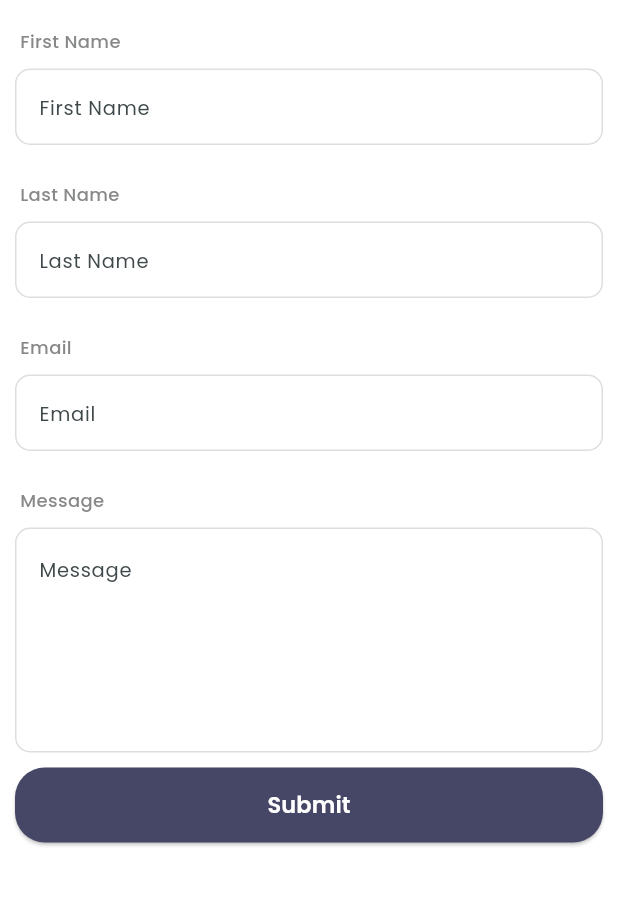
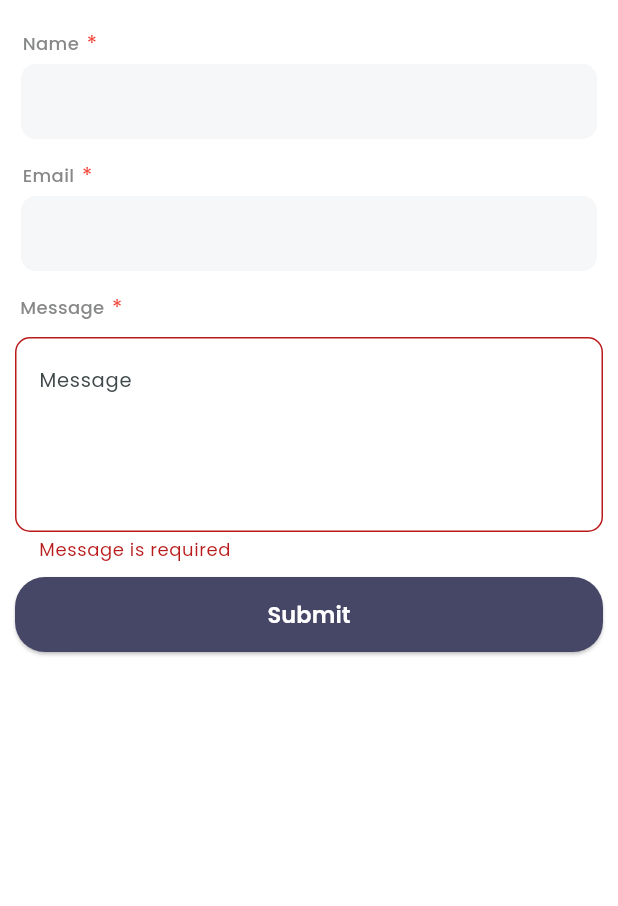
Before and after one commit to ranjithkumar-gitch/sunkonnect, a Flutter app: the ContactUS screen opened directly, after a tap on "Submit", on a phone screen of 412 x 824 dp, the part 290-1196 px from its top. Run offline on Flutter 3.47's test engine with Material 3 defaults, Android fonts, the phone set to English and light mode, and no system bars; our stand-ins replace bot_toast, dotted_border, expandable, file_picker, flutter_advanced_switch, flutter_spinkit and 6 more; missing offline and left inert: flutter_file_downloader; accounts and stored records are empty.

Commit message:
UI edits done

```diff
--- a/lib/sidemenu/contactus.dart
+++ b/lib/sidemenu/contactus.dart
@@ -1,5 +1,6 @@
 import 'package:flutter/material.dart';
 import 'package:google_fonts/google_fonts.dart';
+import 'package:sunkonnect/sharedpreferences/sharedprefences.dart';
 import 'package:sunkonnect/widgets/colors/colors.dart';
 import 'package:sunkonnect/widgets/customappbar.dart';
 import 'package:sunkonnect/widgets/customtext.dart';
@@ -12,6 +13,7 @@ class ContactUS extends StatefulWidget {
 }
 
 class _ContactUSState extends State<ContactUS> {
+    final GlobalKey<FormState> _formKey = GlobalKey<FormState>();
   @override
   Widget build(BuildContext context) {
     return Scaffold(
@@ -21,6 +23,8 @@ class _ContactUSState extends State<ContactUS> {
       body: Container(
         margin: const EdgeInsets.only(right: 10,left: 10),
         child: SingleChildScrollView(
+          child: Form(
+            key: _formKey,
             child: Column(
               crossAxisAlignment: CrossAxisAlignment.start,
             children: [
@@ -66,97 +70,104 @@ class _ContactUSState extends State<ContactUS> {
 
                        const  SizedBox(height: 15,),
 
-                    const  CustomText(text: ' First Name', fontSize: 12,fontWeight: FontWeight.w500, textcolor: Colours.ksubheadertext, ),
 
-                      const SizedBox(
-                        height: 10,
+
+               const Padding(
+                 padding:  EdgeInsets.only(left: 5),
+                 child: Row(
+                   children: [
+                     CustomText(
+                       text: 'Name',
+                       fontSize: 12,
+                       fontWeight: FontWeight.w500,
+                     textcolor: Colours.ksubheadertext,
                        ),
-                        SizedBox(
-                          height: 70,
-                          child: TextFormField(
-                              decoration: InputDecoration(
-                                contentPadding:
-                                    const EdgeInsets.fromLTRB(12, 12, 10, 15),
-                                focusedBorder: OutlineInputBorder(
-                                  borderRadius: BorderRadius.circular(10.0),
-                                  borderSide: const BorderSide(color: Colours.kbordergrey),
+                       SizedBox(width: 5,),
+                      Text('*',style: TextStyle(color: Colors.red),)
+                   ],
+                 ),
+               ),
+
+               Card(
+                   shape:
+                       RoundedRectangleBorder(borderRadius: BorderRadius.circular(10)),
+                   color: Colours.kcardbgColor,
+                   elevation: 0,
+                   child: Container(
+                    decoration: BoxDecoration(borderRadius: BorderRadius.circular(10), color: Colours.kcardbgColor,),
+                       width: double.infinity, height: 50,
+
+                      child:
+                      Padding(
+                        padding: const EdgeInsets.only(top: 15,left: 10),
+                        child: Text(
+                         SharedPrefServices.getname().toString(),
+                         style: GoogleFonts.poppins(
+                           color: Colours.kresponsivetext,
+
+                           height: 1.5,
+                           fontSize: 13,
+                           fontWeight: FontWeight.w500,
+                         ),
 
                      ),
+                      ),)),
 
-                              hintText: "First Name",
-                               hintStyle: const TextStyle( fontSize: 13, fontWeight: FontWeight.normal),
-                                enabledBorder: OutlineInputBorder(
-                                  borderRadius: BorderRadius.circular(10.0),
-                                  borderSide: const BorderSide(
-                                    color: Colours.kbordergrey,
-                                    width: 1.0,
+
+                 const  SizedBox(height: 10,),
+
+
+
+               const Padding(
+                 padding:  EdgeInsets.only(left: 5),
+                 child: Row(
+                   children: [
+                     CustomText(
+                       text: 'Email',
+                       fontSize: 12,
+                       fontWeight: FontWeight.w500,
+                     textcolor: Colours.ksubheadertext,
+                       ),
+                        SizedBox(width: 5,),
+                      Text('*',style: TextStyle(color: Colors.red),)
+                   ],
                  ),
                ),
-                              ))),
 
-                              const  SizedBox(height: 5,),
+               Card(
+                   shape:
+                       RoundedRectangleBorder(borderRadius: BorderRadius.circular(10)),
+                   color: Colours.kcardbgColor,
+                   elevation: 0,
+                   child: Container(
+                    decoration: BoxDecoration(borderRadius: BorderRadius.circular(10), color: Colours.kcardbgColor,),
+                       width: double.infinity, height: 50,
 
-                    const  CustomText(text: ' Last Name', fontSize: 12,fontWeight: FontWeight.w500, textcolor: Colours.ksubheadertext,),
+                      child:
+                      Padding(
+                        padding: const EdgeInsets.only(top: 15,left: 10),
+                        child: Text(
+                         SharedPrefServices.getuserId().toString(),
+                         style: GoogleFonts.poppins(
+                           color: Colours.kresponsivetext,
 
-                      const SizedBox(
-                        height: 10,
+                           height: 1.5,
+                           fontSize: 13,
+                           fontWeight: FontWeight.w500,
                          ),
-                        SizedBox(
-                          height: 70,
-                          child: TextFormField(
-                              decoration: InputDecoration(
-                                contentPadding:
-                                    const EdgeInsets.fromLTRB(12, 12, 10, 15),
-                                focusedBorder: OutlineInputBorder(
-                                  borderRadius: BorderRadius.circular(10.0),
-                                  borderSide: const BorderSide(color: Colours.kbordergrey),
 
                      ),
+                      ),)),
 
-                              hintText: "Last Name",
-                               hintStyle: const TextStyle( fontSize: 13, fontWeight: FontWeight.normal),
-                                enabledBorder: OutlineInputBorder(
-                                  borderRadius: BorderRadius.circular(10.0),
-                                  borderSide: const BorderSide(
-                                    color: Colours.kbordergrey,
-                                    width: 1.0,
+                       const  SizedBox(height: 10,),
+
+                      const Row(
+                        children: [
+                            CustomText(text: ' Message', fontSize: 12,fontWeight: FontWeight.w500, textcolor: Colours.ksubheadertext,),
+                            SizedBox(width: 5,),
+                      Text('*',style: TextStyle(color: Colors.red),)
+                        ],
                       ),
-                                ),
-                              ))),
-
-                             const  SizedBox(height: 5,),
-
-                    const  CustomText(text: ' Email', fontSize: 12,fontWeight: FontWeight.w500, textcolor: Colours.ksubheadertext,),
-
-                      const SizedBox(
-                        height: 10,
-                      ),
-                        SizedBox(
-                          height: 70,
-                          child: TextFormField(
-                              decoration: InputDecoration(
-                                contentPadding:
-                                    const EdgeInsets.fromLTRB(12, 12, 10, 15),
-                                focusedBorder: OutlineInputBorder(
-                                  borderRadius: BorderRadius.circular(10.0),
-                                  borderSide: const BorderSide(color: Colours.kbordergrey),
-
-                                ),
-
-                              hintText: "Email",
-                               hintStyle: const TextStyle( fontSize: 13, fontWeight: FontWeight.normal),
-                                enabledBorder: OutlineInputBorder(
-                                  borderRadius: BorderRadius.circular(10.0),
-                                  borderSide: const BorderSide(
-                                    color: Colours.kbordergrey,
-                                    width: 1.0,
-                                  ),
-                                ),
-                              ))),
-
-                               const  SizedBox(height: 5,),
-
-                    const  CustomText(text: ' Message', fontSize: 12,fontWeight: FontWeight.w500, textcolor: Colours.ksubheadertext,),
 
                         const SizedBox(
                           height: 10,
@@ -170,22 +181,32 @@ class _ContactUSState extends State<ContactUS> {
                             child: TextFormField(
                               minLines: 6,
                               maxLines: null,
+                              validator: (value) {
+                              if (value == null || value.isEmpty) {
+                              return "Message is required";
+                                  }
+                             return null;
+                              },
+
                               keyboardType: TextInputType.multiline,
                               cursorColor: Colors.black,
                               decoration: InputDecoration(
                                   alignLabelWithHint: true,
+                                  border: OutlineInputBorder(
+                          borderRadius: BorderRadius.circular(10),
+                          borderSide:
+                              const BorderSide(color: Colours.kbordergrey)),
+                      enabledBorder: OutlineInputBorder(
+                          borderRadius: BorderRadius.circular(10),
+                          borderSide:
+                              const BorderSide(color: Colours.kbordergrey)),
                       focusedBorder: OutlineInputBorder(
-                                    borderSide:  const BorderSide(
-                                        color: Colours.kbordergrey
-                                    ),
-                                    borderRadius: BorderRadius.circular(10)),
-                                enabledBorder: OutlineInputBorder(
-                                  borderRadius: BorderRadius.circular(10.0),
-                                  borderSide: const  BorderSide(
-                                  color: Colours.kbordergrey,
-                                    width: 1.0,
-                                  ),
-                                ),
+                          borderRadius: BorderRadius.circular(10),
+                          borderSide:
+                              const BorderSide(color: Colours.kbordergrey)),
+
+
+
                                  hintText: 'Message',
                                   hintStyle: const TextStyle( fontSize: 13, fontWeight: FontWeight.normal),),
                             ),
@@ -200,7 +221,7 @@ class _ContactUSState extends State<ContactUS> {
                            style: ElevatedButton.styleFrom(backgroundColor: Colours.kbuttonpurple,shape: RoundedRectangleBorder(borderRadius: BorderRadius.circular(20))),
                           child: Text('Submit',style: GoogleFonts.poppins( textStyle: const TextStyle(color: Colors.white,fontFamily: 'poppins',fontSize: 15,   fontWeight:FontWeight.w600,))),
                          onPressed: () async {
-
+                    if (_formKey.currentState!.validate()) {}
                          }
             )),
 
@@ -209,6 +230,7 @@ class _ContactUSState extends State<ContactUS> {
             ),
           ),
         ),
+      ),
     );
   }
 }
--- a/lib/sidemenu/sidemenu.dart
+++ b/lib/sidemenu/sidemenu.dart
@@ -69,12 +69,12 @@ class _SideMenuState extends State<SideMenu> {
           ),
           ListTile(
             leading: const Icon(
-              Icons.settings,
+              Icons.email,
               color: Colors.black,
               size: 20,
             ),
             title: const CustomText(
-                text: 'Account Settings',
+                text: 'Email Preferences',
                 fontSize: 15,
                 fontWeight: FontWeight.w500,
                 textcolor: Colors.black),
```
Also changed, not shown: lib/loginflow/resetpassward.dart (+20 -3 lines), lib/tickets/my_tickets_new.dart (+108 -49 lines). Lines whose indentation alone changed are shown as unchanged.
